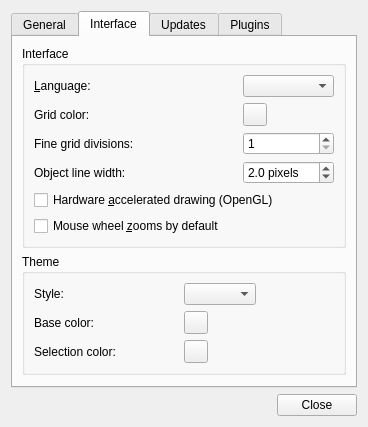
This is src/tiled/preferencesdialog.ui in mapeditor/tiled as Qt 5 draws it before an edit. The edited form follows.
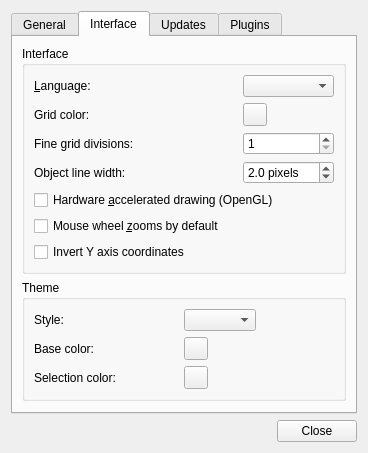
This is the edited form. The open tabs and pages were chosen to show the change. Custom widgets are drawn as their Qt base class.

Commit message: Added checkbox to Preferences menu and all the methods needed

Patch:
```diff
--- a/src/tiled/preferencesdialog.ui
+++ b/src/tiled/preferencesdialog.ui
@@ -225,6 +225,13 @@
             </property>
            </widget>
           </item>
+          <item row="7" column="0">
+            <widget class="QCheckBox" name="invertYAxis">
+             <property name="text">
+                <string>Invert Y axis coordinates</string>
+             </property>
+            </widget>
+          </item>
          </layout>
         </widget>
        </item>
```
Left out of the diff: 1 changed line with no effect on the pictures. The commit also changes 3 other files.
